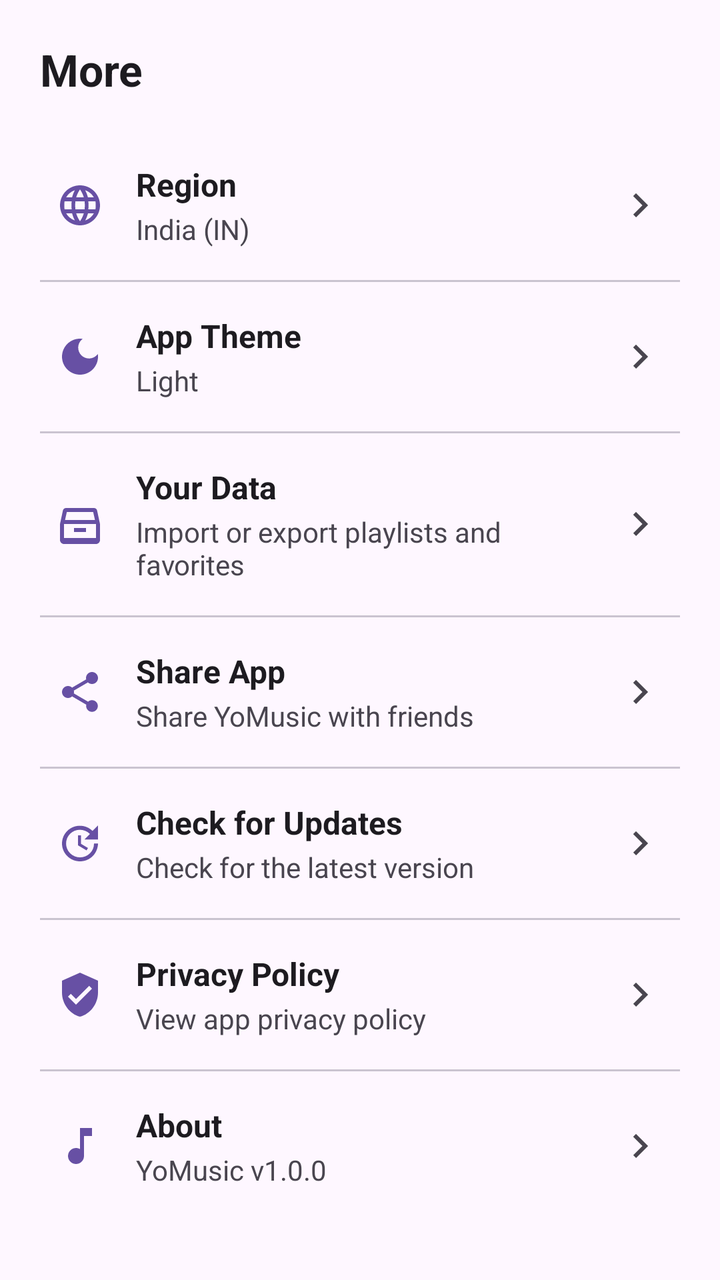
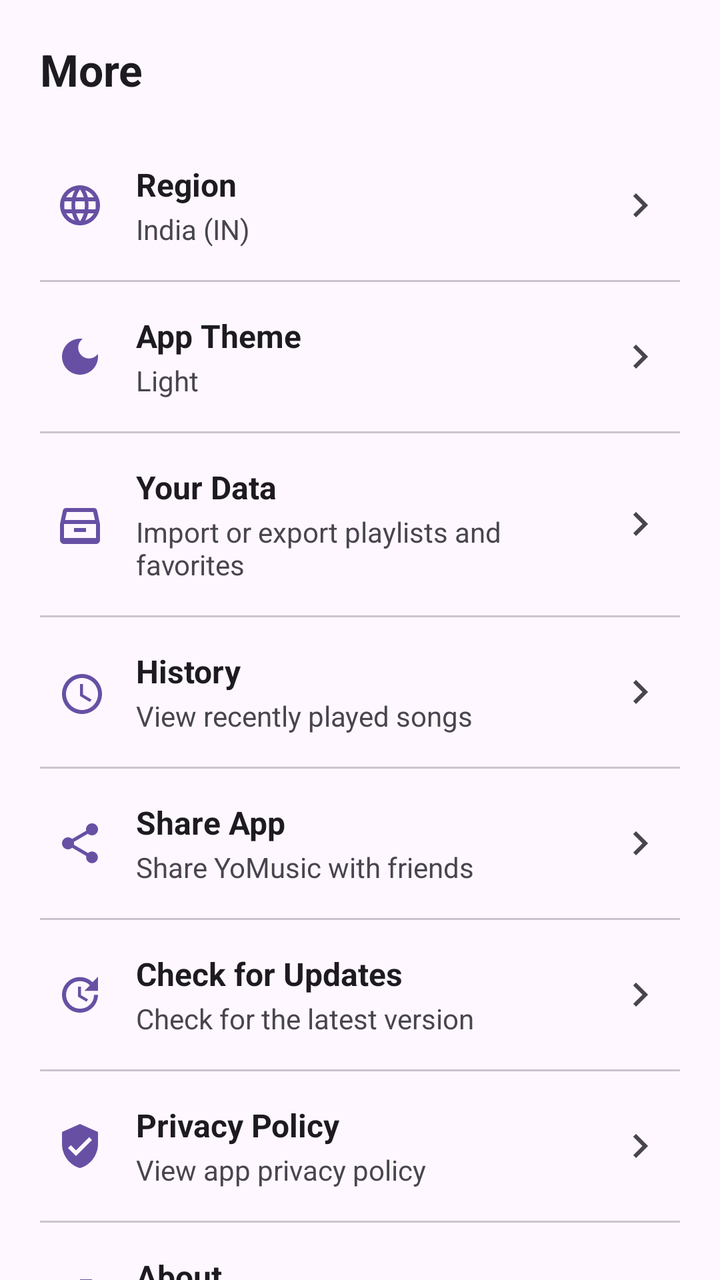

Screens rendered from an Android XML layout before and after an edit, with the pre-edit source and the edit as a unified diff.
<!-- AndroidManifest.xml: application theme Theme.YoMusic -->
<!-- res/layout/fragment_more.xml -->
<?xml version="1.0" encoding="utf-8"?>
<androidx.core.widget.NestedScrollView xmlns:android="http://schemas.android.com/apk/res/android"
    xmlns:app="http://schemas.android.com/apk/res-auto"
    android:layout_width="match_parent"
    android:layout_height="match_parent"
    android:background="?attr/colorSurface">

    <LinearLayout
        android:layout_width="match_parent"
        android:layout_height="wrap_content"
        android:orientation="vertical"
        android:padding="20dp">

        <TextView
            android:layout_width="wrap_content"
            android:layout_height="wrap_content"
            android:text="More"
            android:textAppearance="@style/TextAppearance.Material3.TitleLarge"
            android:textStyle="bold"
            android:layout_marginBottom="24dp"/>

        
        <LinearLayout
            android:id="@+id/btn_region"
            android:layout_width="match_parent"
            android:layout_height="wrap_content"
            android:orientation="horizontal"
            android:gravity="center_vertical"
            android:paddingVertical="8dp"
            android:paddingHorizontal="8dp"
            android:background="?android:attr/selectableItemBackground"
            android:clickable="true"
            android:focusable="true">

            <ImageView
                android:layout_width="24dp"
                android:layout_height="24dp"
                android:src="@drawable/ic_language"
                android:contentDescription="Region"
                app:tint="?attr/colorPrimary"/>

            <LinearLayout
                android:layout_width="0dp"
                android:layout_height="wrap_content"
                android:layout_weight="1"
                android:orientation="vertical"
                android:layout_marginStart="16dp">

                <TextView
                    android:layout_width="wrap_content"
                    android:layout_height="wrap_content"
                    android:text="Region"
                    android:textSize="16sp"
                    android:textStyle="bold"
                    android:textColor="?attr/colorOnSurface"/>

                <TextView
                    android:id="@+id/tv_current_region"
                    android:layout_width="wrap_content"
                    android:layout_height="wrap_content"
                    android:text="India (IN)"
                    android:textSize="14sp"
                    android:textColor="?attr/colorOnSurfaceVariant"
                    android:layout_marginTop="2dp"/>
            </LinearLayout>

            <ImageView
                android:layout_width="24dp"
                android:layout_height="24dp"
                android:src="@drawable/ic_chevron_right"
                android:contentDescription="Chevron"
                app:tint="?attr/colorOnSurfaceVariant"/>
        </LinearLayout>

        
        <View
            android:layout_width="match_parent"
            android:layout_height="1dp"
            android:background="?attr/colorOutlineVariant"
            android:layout_marginVertical="8dp"/>

        
        <LinearLayout
            android:id="@+id/btn_theme"
            android:layout_width="match_parent"
            android:layout_height="wrap_content"
            android:orientation="horizontal"
            android:gravity="center_vertical"
            android:paddingVertical="8dp"
            android:paddingHorizontal="8dp"
            android:background="?android:attr/selectableItemBackground"
            android:clickable="true"
            android:focusable="true">

            <ImageView
                android:layout_width="24dp"
                android:layout_height="24dp"
                android:src="@drawable/ic_dark_mode"
                android:contentDescription="Theme"
                app:tint="?attr/colorPrimary"/>

            <LinearLayout
                android:layout_width="0dp"
                android:layout_height="wrap_content"
                android:layout_weight="1"
                android:orientation="vertical"
                android:layout_marginStart="16dp">

                <TextView
                    android:layout_width="wrap_content"
                    android:layout_height="wrap_content"
                    android:text="App Theme"
                    android:textSize="16sp"
                    android:textStyle="bold"
                    android:textColor="?attr/colorOnSurface"/>

                <TextView
                    android:id="@+id/tv_theme_status"
                    android:layout_width="wrap_content"
                    android:layout_height="wrap_content"
                    android:text="Light"
                    android:textSize="14sp"
                    android:textColor="?attr/colorOnSurfaceVariant"
                    android:layout_marginTop="2dp"/>
            </LinearLayout>

            <ImageView
                android:layout_width="24dp"
                android:layout_height="24dp"
                android:src="@drawable/ic_chevron_right"
                android:contentDescription="Chevron"
                app:tint="?attr/colorOnSurfaceVariant"/>
        </LinearLayout>

        
        <View
            android:layout_width="match_parent"
            android:layout_height="1dp"
            android:background="?attr/colorOutlineVariant"
            android:layout_marginVertical="8dp"/>

        
        <LinearLayout
            android:id="@+id/btn_your_data"
            android:layout_width="match_parent"
            android:layout_height="wrap_content"
            android:orientation="horizontal"
            android:gravity="center_vertical"
            android:paddingVertical="8dp"
            android:paddingHorizontal="8dp"
            android:background="?android:attr/selectableItemBackground"
            android:clickable="true"
            android:focusable="true">

            <ImageView
                android:layout_width="24dp"
                android:layout_height="24dp"
                android:src="@drawable/ic_archive"
                android:contentDescription="Your Data"
                app:tint="?attr/colorPrimary"/>

            <LinearLayout
                android:layout_width="0dp"
                android:layout_height="wrap_content"
                android:layout_weight="1"
                android:orientation="vertical"
                android:layout_marginStart="16dp">

                <TextView
                    android:layout_width="wrap_content"
                    android:layout_height="wrap_content"
                    android:text="Your Data"
                    android:textSize="16sp"
                    android:textStyle="bold"
                    android:textColor="?attr/colorOnSurface"/>

                <TextView
                    android:layout_width="wrap_content"
                    android:layout_height="wrap_content"
                    android:text="Import or export playlists and favorites"
                    android:textSize="14sp"
                    android:textColor="?attr/colorOnSurfaceVariant"
                    android:layout_marginTop="2dp"/>
            </LinearLayout>

            <ImageView
                android:layout_width="24dp"
                android:layout_height="24dp"
                android:src="@drawable/ic_chevron_right"
                android:contentDescription="Chevron"
                app:tint="?attr/colorOnSurfaceVariant"/>
        </LinearLayout>

        
        <View
            android:layout_width="match_parent"
            android:layout_height="1dp"
            android:background="?attr/colorOutlineVariant"
            android:layout_marginVertical="8dp"/>

        
        <LinearLayout
            android:id="@+id/btn_share_app"
            android:layout_width="match_parent"
            android:layout_height="wrap_content"
            android:orientation="horizontal"
            android:gravity="center_vertical"
            android:paddingVertical="8dp"
            android:paddingHorizontal="8dp"
            android:background="?android:attr/selectableItemBackground"
            android:clickable="true"
            android:focusable="true">

            <ImageView
                android:layout_width="24dp"
                android:layout_height="24dp"
                android:src="@drawable/ic_share"
                android:contentDescription="Share"
                app:tint="?attr/colorPrimary"/>

            <LinearLayout
                android:layout_width="0dp"
                android:layout_height="wrap_content"
                android:layout_weight="1"
                android:orientation="vertical"
                android:layout_marginStart="16dp">

                <TextView
                    android:layout_width="wrap_content"
                    android:layout_height="wrap_content"
                    android:text="Share App"
                    android:textSize="16sp"
                    android:textStyle="bold"
                    android:textColor="?attr/colorOnSurface"/>

                <TextView
                    android:layout_width="wrap_content"
                    android:layout_height="wrap_content"
                    android:text="Share YoMusic with friends"
                    android:textSize="14sp"
                    android:textColor="?attr/colorOnSurfaceVariant"
                    android:layout_marginTop="2dp"/>
            </LinearLayout>

            <ImageView
                android:layout_width="24dp"
                android:layout_height="24dp"
                android:src="@drawable/ic_chevron_right"
                android:contentDescription="Chevron"
                app:tint="?attr/colorOnSurfaceVariant"/>
        </LinearLayout>

        
        <View
            android:layout_width="match_parent"
            android:layout_height="1dp"
            android:background="?attr/colorOutlineVariant"
            android:layout_marginVertical="8dp"/>

        
        <LinearLayout
            android:id="@+id/btn_update"
            android:layout_width="match_parent"
            android:layout_height="wrap_content"
            android:orientation="horizontal"
            android:gravity="center_vertical"
            android:paddingVertical="8dp"
            android:paddingHorizontal="8dp"
            android:background="?android:attr/selectableItemBackground"
            android:clickable="true"
            android:focusable="true">

            <ImageView
                android:layout_width="24dp"
                android:layout_height="24dp"
                android:src="@drawable/ic_update"
                android:contentDescription="Check for Updates"
                app:tint="?attr/colorPrimary"/>

            <LinearLayout
                android:layout_width="0dp"
                android:layout_height="wrap_content"
                android:layout_weight="1"
                android:orientation="vertical"
                android:layout_marginStart="16dp">

                <TextView
                    android:layout_width="wrap_content"
                    android:layout_height="wrap_content"
                    android:text="Check for Updates"
                    android:textSize="16sp"
                    android:textStyle="bold"
                    android:textColor="?attr/colorOnSurface"/>

                <TextView
                    android:layout_width="wrap_content"
                    android:layout_height="wrap_content"
                    android:text="Check for the latest version"
                    android:textSize="14sp"
                    android:textColor="?attr/colorOnSurfaceVariant"
                    android:layout_marginTop="2dp"/>
            </LinearLayout>

            <ImageView
                android:layout_width="24dp"
                android:layout_height="24dp"
                android:src="@drawable/ic_chevron_right"
                android:contentDescription="Chevron"
                app:tint="?attr/colorOnSurfaceVariant"/>
        </LinearLayout>

        
        <View
            android:layout_width="match_parent"
            android:layout_height="1dp"
            android:background="?attr/colorOutlineVariant"
            android:layout_marginVertical="8dp"/>

        
        <LinearLayout
            android:id="@+id/btn_privacy_policy"
            android:layout_width="match_parent"
            android:layout_height="wrap_content"
            android:orientation="horizontal"
            android:gravity="center_vertical"
            android:paddingVertical="8dp"
            android:paddingHorizontal="8dp"
            android:background="?android:attr/selectableItemBackground"
            android:clickable="true"
            android:focusable="true">

            <ImageView
                android:layout_width="24dp"
                android:layout_height="24dp"
                android:src="@drawable/ic_policy"
                android:contentDescription="Privacy Policy"
                app:tint="?attr/colorPrimary"/>

            <LinearLayout
                android:layout_width="0dp"
                android:layout_height="wrap_content"
                android:layout_weight="1"
                android:orientation="vertical"
                android:layout_marginStart="16dp">

                <TextView
                    android:layout_width="wrap_content"
                    android:layout_height="wrap_content"
                    android:text="Privacy Policy"
                    android:textSize="16sp"
                    android:textStyle="bold"
                    android:textColor="?attr/colorOnSurface"/>

                <TextView
                    android:layout_width="wrap_content"
                    android:layout_height="wrap_content"
                    android:text="View app privacy policy"
                    android:textSize="14sp"
                    android:textColor="?attr/colorOnSurfaceVariant"
                    android:layout_marginTop="2dp"/>
            </LinearLayout>

            <ImageView
                android:layout_width="24dp"
                android:layout_height="24dp"
                android:src="@drawable/ic_chevron_right"
                android:contentDescription="Chevron"
                app:tint="?attr/colorOnSurfaceVariant"/>
        </LinearLayout>

        
        <View
            android:layout_width="match_parent"
            android:layout_height="1dp"
            android:background="?attr/colorOutlineVariant"
            android:layout_marginVertical="8dp"/>

        
        <LinearLayout
            android:id="@+id/btn_about"
            android:layout_width="match_parent"
            android:layout_height="wrap_content"
            android:orientation="horizontal"
            android:gravity="center_vertical"
            android:paddingVertical="8dp"
            android:paddingHorizontal="8dp"
            android:background="?android:attr/selectableItemBackground"
            android:clickable="true"
            android:focusable="true">

            <ImageView
                android:layout_width="24dp"
                android:layout_height="24dp"
                android:src="@drawable/ic_music_note"
                android:contentDescription="About"
                app:tint="?attr/colorPrimary"/>

            <LinearLayout
                android:layout_width="0dp"
                android:layout_height="wrap_content"
                android:layout_weight="1"
                android:orientation="vertical"
                android:layout_marginStart="16dp">

                <TextView
                    android:layout_width="wrap_content"
                    android:layout_height="wrap_content"
                    android:text="About"
                    android:textSize="16sp"
                    android:textStyle="bold"
                    android:textColor="?attr/colorOnSurface"/>

                <TextView
                    android:id="@+id/tv_about_version"
                    android:layout_width="wrap_content"
                    android:layout_height="wrap_content"
                    android:text="YoMusic v1.0.0"
                    android:textSize="14sp"
                    android:textColor="?attr/colorOnSurfaceVariant"
                    android:layout_marginTop="2dp"/>
            </LinearLayout>

            <ImageView
                android:layout_width="24dp"
                android:layout_height="24dp"
                android:src="@drawable/ic_chevron_right"
                android:contentDescription="Chevron"
                app:tint="?attr/colorOnSurfaceVariant"/>
        </LinearLayout>

    </LinearLayout>
</androidx.core.widget.NestedScrollView>
<!-- resources referenced by this layout -->
<resources>
  <!-- drawable ic_archive (drawable) -->
  <vector xmlns:android="http://schemas.android.com/apk/res/android"
      android:width="24dp"
      android:height="24dp"
      android:viewportWidth="24"
      android:viewportHeight="24">
    <path
        android:fillColor="#FF000000"
        android:pathData="M20.54,5.23C20.39,4.57 19.8,4 19,4H5C4.2,4 3.61,4.57 3.46,5.23L2,12V20C2,21.1 2.9,22 4,22H20C21.1,22 22,21.1 22,20V12L20.54,5.23ZM5.41,6H18.59L19.48,10H4.52L5.41,6ZM4,19V12H20V19H4ZM9,14H15V16H9V14Z"/>
  </vector>
  <!-- drawable ic_chevron_right (drawable) -->
  <vector xmlns:android="http://schemas.android.com/apk/res/android"
      android:width="24dp"
      android:height="24dp"
      android:viewportWidth="24"
      android:viewportHeight="24">
    <path
        android:fillColor="#FF000000"
        android:pathData="M8.59,16.59L13.17,12L8.59,7.41L10,6l6,6l-6,6L8.59,16.59z"/>
  </vector>
  <!-- drawable ic_dark_mode (drawable) -->
  <vector xmlns:android="http://schemas.android.com/apk/res/android"
      android:width="24dp"
      android:height="24dp"
      android:viewportWidth="24"
      android:viewportHeight="24">
    <path
        android:fillColor="#FF000000"
        android:pathData="M12,3c-4.97,0 -9,4.03 -9,9s4.03,9 9,9 9,-4.03 9,-9c0,-0.46 -0.04,-0.92 -0.1,-1.36 -0.98,1.37 -2.58,2.26 -4.4,2.26 -2.98,0 -5.4,-2.42 -5.4,-5.4 0,-1.81 0.89,-3.42 2.26,-4.4C12.92,3.04 12.46,3 12,3z"/>
  </vector>
  <!-- drawable ic_music_note (drawable) -->
  <vector xmlns:android="http://schemas.android.com/apk/res/android"
      android:width="24dp"
      android:height="24dp"
      android:viewportWidth="24"
      android:viewportHeight="24">
    <path
        android:fillColor="#FFFFFFFF"
        android:pathData="M12,3v10.55c-0.59,-0.34 -1.27,-0.55 -2,-0.55 -2.21,0 -4,1.79 -4,4s1.79,4 4,4 4,-1.79 4,-4V7h4V3h-6z"/>
  </vector>
  <!-- drawable ic_policy (drawable) -->
  <vector xmlns:android="http://schemas.android.com/apk/res/android"
      android:width="24dp"
      android:height="24dp"
      android:viewportWidth="24"
      android:viewportHeight="24">
    <path
        android:fillColor="#FF000000"
        android:pathData="M12,1L3,5V11C3,16.55 6.84,21.74 12,23C17.16,21.74 21,16.55 21,11V5L12,1M10,17L6,13L7.41,11.58L10,14.17L16.59,7.58L18,9L10,17Z"/>
  </vector>
  <!-- drawable ic_update (drawable) -->
  <vector xmlns:android="http://schemas.android.com/apk/res/android"
      android:width="24dp"
      android:height="24dp"
      android:viewportWidth="24"
      android:viewportHeight="24">
    <path
        android:fillColor="#FF000000"
        android:pathData="M21,10.12h-6.78l2.74-2.82c-2.73-2.7-7.15-2.8-9.88-0.1c-2.73,2.71-2.73,7.08,0,9.79s7.15,2.71,9.88,0 C18.32,15.65,19,14.08,19,12.1h2c0,1.98-0.88,4.55-2.64,6.29c-3.51,3.48-9.21,3.48-12.72,0c-3.5-3.47-3.53-9.11-0.02-12.58 s9.14-3.47,12.65,0L21,3V10.12z M12.5,8v4.25l3.5,2.08l-0.72,1.21L11,13V8H12.5z"/>
  </vector>
  <style name="Theme.YoMusic" parent="Base.Theme.YoMusic" />
  <style name="Base.Theme.YoMusic" parent="Theme.Material3.DayNight.NoActionBar">
          
          
      </style>
  <!-- unchanged entries left out for length: 2 -->
</resources>

<!-- the commit's change to res/layout/fragment_more.xml (unified diff, before → after) -->
@@ -200,6 +200,65 @@
 
         
         <LinearLayout
+            android:id="@+id/btn_history"
+            android:layout_width="match_parent"
+            android:layout_height="wrap_content"
+            android:orientation="horizontal"
+            android:gravity="center_vertical"
+            android:paddingVertical="8dp"
+            android:paddingHorizontal="8dp"
+            android:background="?android:attr/selectableItemBackground"
+            android:clickable="true"
+            android:focusable="true">
+
+            <ImageView
+                android:layout_width="24dp"
+                android:layout_height="24dp"
+                android:src="@drawable/ic_history"
+                android:contentDescription="Song History"
+                app:tint="?attr/colorPrimary"/>
+
+            <LinearLayout
+                android:layout_width="0dp"
+                android:layout_height="wrap_content"
+                android:layout_weight="1"
+                android:orientation="vertical"
+                android:layout_marginStart="16dp">
+
+                <TextView
+                    android:layout_width="wrap_content"
+                    android:layout_height="wrap_content"
+                    android:text="History"
+                    android:textSize="16sp"
+                    android:textStyle="bold"
+                    android:textColor="?attr/colorOnSurface"/>
+
+                <TextView
+                    android:layout_width="wrap_content"
+                    android:layout_height="wrap_content"
+                    android:text="View recently played songs"
+                    android:textSize="14sp"
+                    android:textColor="?attr/colorOnSurfaceVariant"
+                    android:layout_marginTop="2dp"/>
+            </LinearLayout>
+
+            <ImageView
+                android:layout_width="24dp"
+                android:layout_height="24dp"
+                android:src="@drawable/ic_chevron_right"
+                android:contentDescription="Chevron"
+                app:tint="?attr/colorOnSurfaceVariant"/>
+        </LinearLayout>
+
+        
+        <View
+            android:layout_width="match_parent"
+            android:layout_height="1dp"
+            android:background="?attr/colorOutlineVariant"
+            android:layout_marginVertical="8dp"/>
+
+        
+        <LinearLayout
             android:id="@+id/btn_share_app"
             android:layout_width="match_parent"
             android:layout_height="wrap_content"
<!-- resource entries referenced after the edit -->
@@ -29,6 +29,16 @@
     <path
         android:fillColor="#FF000000"
         android:pathData="M12,3c-4.97,0 -9,4.03 -9,9s4.03,9 9,9 9,-4.03 9,-9c0,-0.46 -0.04,-0.92 -0.1,-1.36 -0.98,1.37 -2.58,2.26 -4.4,2.26 -2.98,0 -5.4,-2.42 -5.4,-5.4 0,-1.81 0.89,-3.42 2.26,-4.4C12.92,3.04 12.46,3 12,3z"/>
+  </vector>
+  <!-- drawable ic_history (drawable) -->
+  <vector xmlns:android="http://schemas.android.com/apk/res/android"
+      android:width="24dp"
+      android:height="24dp"
+      android:viewportWidth="24"
+      android:viewportHeight="24">
+    <path
+        android:fillColor="#FF000000"
+        android:pathData="M13,3C7.48,3 3,7.48 3,13C3,18.52 7.48,23 13,23C18.52,23 23,18.52 23,13C23,7.48 18.52,3 13,3ZM13,21C8.59,21 5,17.41 5,13C5,8.59 8.59,5 13,5C17.41,5 21,8.59 21,13C21,17.41 17.41,21 13,21ZM12,8V14L17,17L17.75,15.73L13.5,13.25V8H12Z"/>
   </vector>
   <!-- drawable ic_music_note (drawable) -->
   <vector xmlns:android="http://schemas.android.com/apk/res/android"
